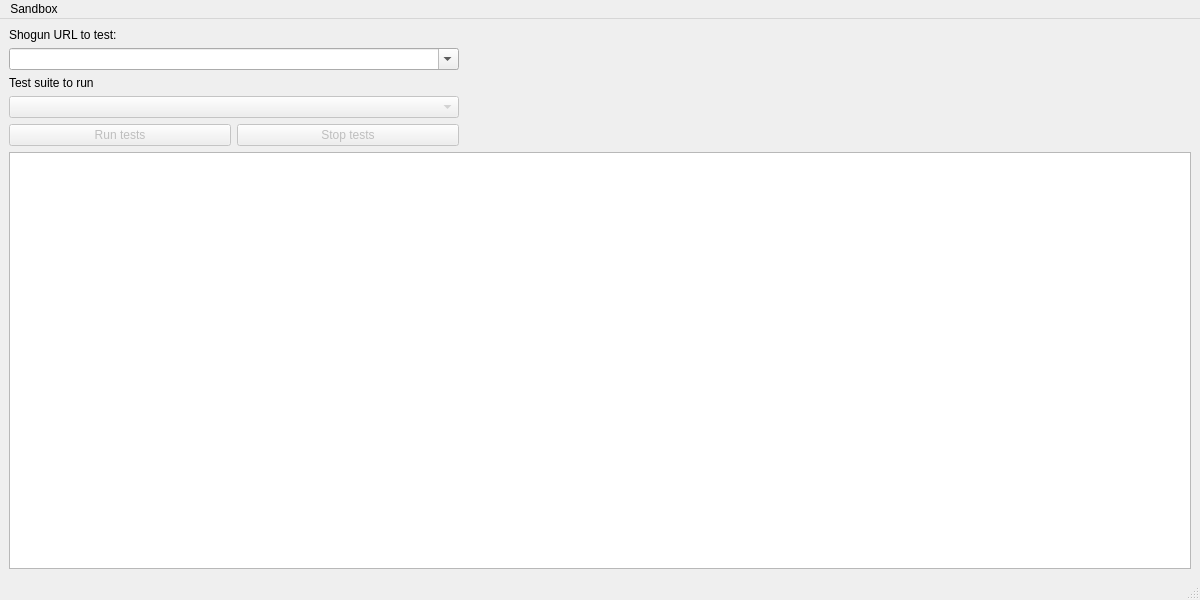
The window that SG_Automation/runTestsGUI.ui (shotgunsoftware/sg-automation) describes before a commit, drawn with Qt 5.
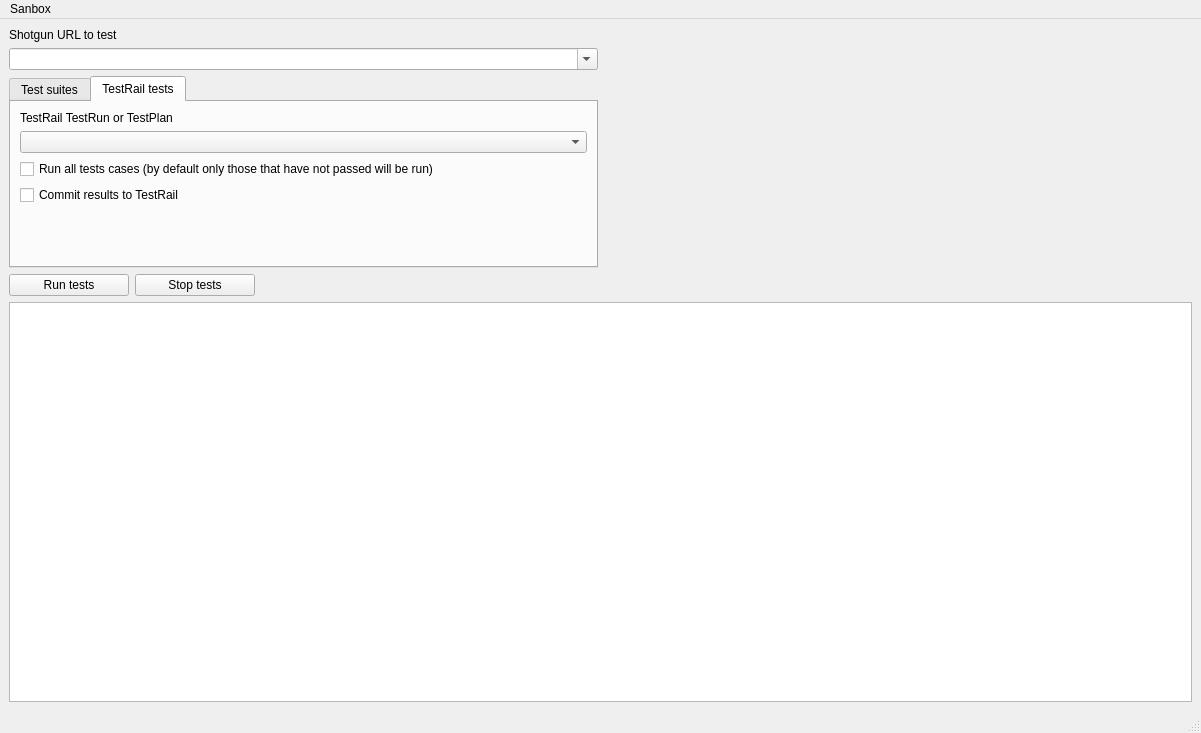
The same window after the commit. The open tabs and pages were chosen to show the change.

Commit message: Added new skin with tabs to support testrail + cleanup of Makefile + robustness to errors

What changed in the file:
```diff
--- a/SG_Automation/runTestsGUI.ui
+++ b/SG_Automation/runTestsGUI.ui
@@ -6,77 +6,43 @@
    <rect>
     <x>0</x>
     <y>0</y>
-    <width>1200</width>
-    <height>600</height>
+    <width>1201</width>
+    <height>733</height>
    </rect>
   </property>
   <property name="windowTitle">
    <string>MainWindow</string>
   </property>
   <widget class="QWidget" name="centralwidget">
-   <layout class="QGridLayout" name="gridLayout">
-    <item row="0" column="0">
-     <layout class="QGridLayout" name="gridLayout_2">
-      <item row="3" column="0" colspan="2">
-       <widget class="QComboBox" name="targetList">
-        <property name="enabled">
-         <bool>false</bool>
-        </property>
-        <property name="sizeAdjustPolicy">
-         <enum>QComboBox::AdjustToContents</enum>
-        </property>
-       </widget>
-      </item>
-      <item row="1" column="0" colspan="2">
-       <widget class="QComboBox" name="siteList">
-        <property name="minimumSize">
-         <size>
-          <width>450</width>
-          <height>0</height>
-         </size>
-        </property>
-        <property name="editable">
-         <bool>true</bool>
-        </property>
-        <property name="sizeAdjustPolicy">
-         <enum>QComboBox::AdjustToContents</enum>
-        </property>
-       </widget>
-      </item>
-      <item row="4" column="0">
+   <layout class="QGridLayout" name="gridLayout_2">
+    <item row="6" column="0">
+     <layout class="QGridLayout" name="gridLayout">
+      <item row="1" column="0">
        <widget class="QPushButton" name="runTestsButton">
-        <property name="enabled">
-         <bool>false</bool>
+        <property name="minimumSize">
+         <size>
+          <width>120</width>
+          <height>0</height>
+         </size>
         </property>
         <property name="text">
          <string>Run tests</string>
         </property>
        </widget>
       </item>
-      <item row="4" column="1">
+      <item row="1" column="1">
        <widget class="QPushButton" name="stopTestsButton">
-        <property name="enabled">
-         <bool>false</bool>
+        <property name="minimumSize">
+         <size>
+          <width>120</width>
+          <height>0</height>
+         </size>
         </property>
         <property name="text">
          <string>Stop tests</string>
         </property>
        </widget>
       </item>
-      <item row="2" column="0" colspan="2">
-       <widget class="QLabel" name="label_2">
-        <property name="text">
-         <string>Test suite to run</string>
-        </property>
-       </widget>
-      </item>
-      <item row="0" column="0" colspan="2">
-       <widget class="QLabel" name="label">
-        <property name="text">
-         <string>Shogun URL to test:</string>
-        </property>
-       </widget>
-      </item>
       <item row="1" column="2">
        <spacer name="horizontalSpacer">
         <property name="orientation">
@@ -90,30 +56,146 @@
         </property>
        </spacer>
       </item>
-      <item row="6" column="0" colspan="3">
-       <widget class="QTextBrowser" name="runOutput">
-        <property name="font">
-         <font>
-          <family>Consolas</family>
-          <pointsize>14</pointsize>
-         </font>
-        </property>
-        <property name="readOnly">
-         <bool>true</bool>
-        </property>
-        <property name="overwriteMode">
-         <bool>true</bool>
-        </property>
-        <property name="textInteractionFlags">
-         <set>Qt::TextBrowserInteraction</set>
-        </property>
-        <property name="openLinks">
-         <bool>false</bool>
-        </property>
-       </widget>
-      </item>
      </layout>
     </item>
+    <item row="5" column="1">
+     <spacer name="horizontalSpacer_2">
+      <property name="orientation">
+       <enum>Qt::Horizontal</enum>
+      </property>
+      <property name="sizeHint" stdset="0">
+       <size>
+        <width>40</width>
+        <height>20</height>
+       </size>
+      </property>
+     </spacer>
+    </item>
+    <item row="4" column="0">
+     <widget class="QComboBox" name="siteList">
+      <property name="editable">
+       <bool>true</bool>
+      </property>
+     </widget>
+    </item>
+    <item row="3" column="0">
+     <widget class="QLabel" name="label">
+      <property name="text">
+       <string>Shotgun URL to test</string>
+      </property>
+     </widget>
+    </item>
+    <item row="5" column="0">
+     <widget class="QTabWidget" name="tabWidget">
+      <property name="currentIndex">
+       <number>0</number>
+      </property>
+      <widget class="QWidget" name="tab">
+       <attribute name="title">
+        <string>Test suites</string>
+       </attribute>
+       <layout class="QGridLayout" name="gridLayout_4">
+        <item row="0" column="0">
+         <layout class="QGridLayout" name="gridLayout_3">
+          <item row="1" column="0">
+           <widget class="QComboBox" name="targetList"/>
+          </item>
+          <item row="2" column="0">
+           <spacer name="verticalSpacer">
+            <property name="orientation">
+             <enum>Qt::Vertical</enum>
+            </property>
+            <property name="sizeHint" stdset="0">
+             <size>
+              <width>20</width>
+              <height>40</height>
+             </size>
+            </property>
+           </spacer>
+          </item>
+          <item row="0" column="0">
+           <widget class="QLabel" name="label_3">
+            <property name="text">
+             <string>Test suite to run</string>
+            </property>
+           </widget>
+          </item>
+         </layout>
+        </item>
+       </layout>
+      </widget>
+      <widget class="QWidget" name="tab_2">
+       <attribute name="title">
+        <string>TestRail tests</string>
+       </attribute>
+       <layout class="QGridLayout" name="gridLayout_6">
+        <item row="0" column="0">
+         <layout class="QGridLayout" name="gridLayout_5">
+          <item row="2" column="0">
+           <widget class="QCheckBox" name="checkBox">
+            <property name="text">
+             <string>Run all tests cases (by default only those that have not passed will be run)</string>
+            </property>
+           </widget>
+          </item>
+          <item row="0" column="0">
+           <widget class="QLabel" name="label_2">
+            <property name="text">
+             <string>TestRail TestRun or TestPlan</string>
+            </property>
+           </widget>
+          </item>
+          <item row="3" column="0">
+           <widget class="QCheckBox" name="checkBox_2">
+            <property name="text">
+             <string>Commit results to TestRail</string>
+            </property>
+           </widget>
+          </item>
+          <item row="1" column="0">
+           <widget class="QComboBox" name="comboBox_3"/>
+          </item>
+          <item row="4" column="0">
+           <spacer name="verticalSpacer_2">
+            <property name="orientation">
+             <enum>Qt::Vertical</enum>
+            </property>
+            <property name="sizeHint" stdset="0">
+             <size>
+              <width>20</width>
+              <height>40</height>
+             </size>
+            </property>
+           </spacer>
+          </item>
+         </layout>
+        </item>
+       </layout>
+      </widget>
+     </widget>
+    </item>
+    <item row="7" column="0" colspan="2">
+     <widget class="QTextBrowser" name="runOutput">
+      <property name="minimumSize">
+       <size>
+        <width>0</width>
+        <height>400</height>
+       </size>
+      </property>
+      <property name="font">
+       <font>
+        <family>Consolas</family>
+        <pointsize>14</pointsize>
+       </font>
+      </property>
+      <property name="overwriteMode">
+       <bool>true</bool>
+      </property>
+      <property name="openLinks">
+       <bool>false</bool>
+      </property>
+     </widget>
+    </item>
    </layout>
   </widget>
   <widget class="QMenuBar" name="menubar">
@@ -121,32 +203,19 @@
     <rect>
      <x>0</x>
      <y>0</y>
-     <width>1200</width>
+     <width>1201</width>
      <height>22</height>
     </rect>
    </property>
-   <widget class="QMenu" name="menuSandbox">
+   <widget class="QMenu" name="menuSanbox">
     <property name="title">
-     <string>Sandbox</string>
+     <string>Sanbox</string>
     </property>
     <addaction name="actionPrefs"/>
    </widget>
-   <addaction name="menuSandbox"/>
+   <addaction name="menuSanbox"/>
   </widget>
-  <widget class="QStatusBar" name="statusbar">
-   <property name="cursor">
-    <cursorShape>ArrowCursor</cursorShape>
-   </property>
-   <property name="toolTip">
-    <string/>
-   </property>
-   <property name="statusTip">
-    <string/>
-   </property>
-   <property name="autoFillBackground">
-    <bool>false</bool>
-   </property>
-  </widget>
+  <widget class="QStatusBar" name="statusbar"/>
   <action name="actionPrefs">
    <property name="text">
     <string>Prefs</string>
```
Left out of the diff: 19 changed lines with no effect on the pictures. The commit also changes 3 other files.
